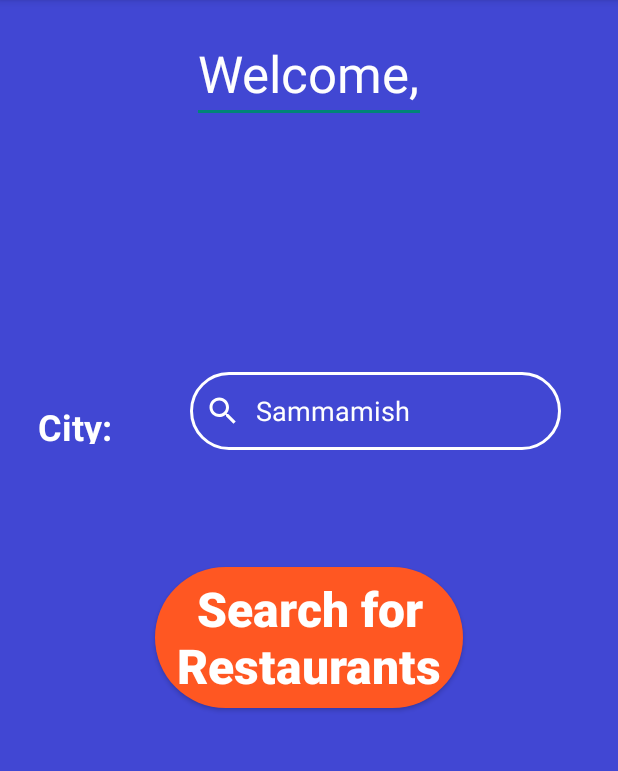
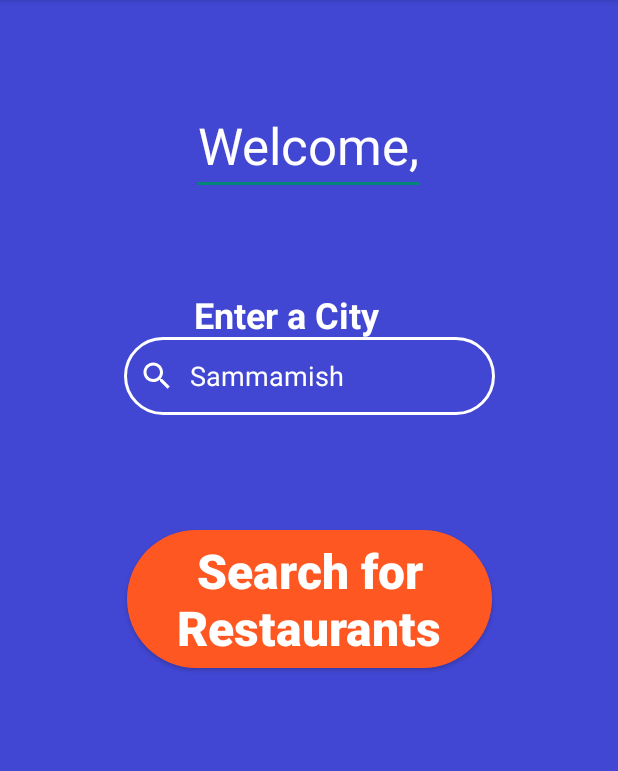
Before and after one commit to quantumcoder1/ALLERGICATEVersion2, an Android app: the HomeScreen screen opened directly, with no data from a screen before it, on a phone screen of 412 x 824 dp, the part 84-855 px from its top. Run offline under Robolectric (Android 15) with nearby library versions, the phone set to English and light mode, and no system bars; our stand-ins replace Firebase (no records; nobody signed in at launch, a user with empty details on screens opened directly).

Commit message:
Updated fixed home page.

```diff
--- a/app/src/main/java/com/example/allergicateversion2/MainActivity.java
+++ b/app/src/main/java/com/example/allergicateversion2/MainActivity.java
@@ -23,7 +23,7 @@ public class MainActivity extends AppCompatActivity {
 
         int itemId = item.getItemId();
         if (itemId == R.id.menuHome) {
-            Intent intent = new Intent(getApplicationContext(), MainActivity.class);
+            Intent intent = new Intent(getApplicationContext(), HomeScreen.class);
             intent.addFlags(Intent.FLAG_ACTIVITY_NEW_TASK);
             startActivity(intent);
             return true;
--- a/app/src/main/res/layout/activity_home_screen.xml
+++ b/app/src/main/res/layout/activity_home_screen.xml
@@ -14,19 +14,15 @@
         android:text="Welcome,"
         android:textColor="#FEFEFE"
         android:textSize="34sp"
-        app:layout_constraintBottom_toBottomOf="parent"
+        app:layout_constraintBottom_toTopOf="@+id/textViewEnterCity"
         app:layout_constraintEnd_toEndOf="parent"
         app:layout_constraintStart_toStartOf="parent"
-        app:layout_constraintTop_toTopOf="parent"
-        app:layout_constraintVertical_bias="0.023" />
+        app:layout_constraintTop_toTopOf="parent" />
 
     <com.google.android.material.textfield.TextInputEditText
         android:id="@+id/search_bar"
         android:layout_width="247dp"
         android:layout_height="52dp"
-        android:layout_marginStart="101dp"
-        android:layout_marginTop="143dp"
-        android:layout_marginBottom="56dp"
         android:background="@drawable/input_bg"
         android:drawableLeft="@drawable/baseline_search_24"
         android:drawablePadding="10dp"
@@ -41,17 +37,31 @@
         android:textColor="#FEFEFE"
         android:textColorHint="#FEFEFE"
         android:theme="@style/Theme.ALLERGICATEVersion2"
-        app:layout_constraintBottom_toTopOf="@+id/btnSearch"
-        app:layout_constraintStart_toStartOf="@+id/textViewEnterCity"
-        app:layout_constraintTop_toBottomOf="@+id/welcomeText"
+        app:layout_constraintBottom_toBottomOf="parent"
+        app:layout_constraintEnd_toEndOf="parent"
+        app:layout_constraintStart_toStartOf="parent"
+        app:layout_constraintTop_toTopOf="parent"
+        app:layout_constraintVertical_bias="0.314"
         tools:ignore="MissingConstraints" />
+
+    <TextView
+        android:id="@+id/textViewEnterCity"
+        android:layout_width="153dp"
+        android:layout_height="31dp"
+        android:text="Enter a City"
+        android:textColor="@color/white"
+        android:textSize="24sp"
+        android:textStyle="bold"
+        app:layout_constraintBottom_toTopOf="@+id/search_bar"
+        app:layout_constraintEnd_toEndOf="parent"
+        app:layout_constraintStart_toStartOf="parent" />
 
     <Button
         android:id="@+id/btnSearch"
-        android:layout_width="205dp"
-        android:layout_height="94dp"
-        android:layout_marginStart="32dp"
-        android:layout_marginEnd="32dp"
+        android:layout_width="243dp"
+        android:layout_height="92dp"
+        android:layout_marginTop="46dp"
+        android:layout_marginBottom="292dp"
         android:background="@drawable/btn_bg"
         android:text="Search for Restaurants"
         android:textAllCaps="false"
@@ -62,21 +72,6 @@
         app:layout_constraintBottom_toBottomOf="parent"
         app:layout_constraintEnd_toEndOf="parent"
         app:layout_constraintStart_toStartOf="parent"
-        app:layout_constraintTop_toBottomOf="@+id/welcomeText" />
-
-    <TextView
-        android:id="@+id/textViewEnterCity"
-        android:layout_width="94dp"
-        android:layout_height="28dp"
-        android:text="City:"
-        android:textColor="@color/white"
-        android:textSize="24sp"
-        android:textStyle="bold"
-        app:layout_constraintBottom_toBottomOf="parent"
-        app:layout_constraintEnd_toEndOf="parent"
-        app:layout_constraintHorizontal_bias="0.08"
-        app:layout_constraintStart_toStartOf="parent"
-        app:layout_constraintTop_toTopOf="parent"
-        app:layout_constraintVertical_bias="0.362" />
+        app:layout_constraintTop_toBottomOf="@+id/search_bar" />
 
 </androidx.constraintlayout.widget.ConstraintLayout>
```
Also changed, not shown: 39 other files.
